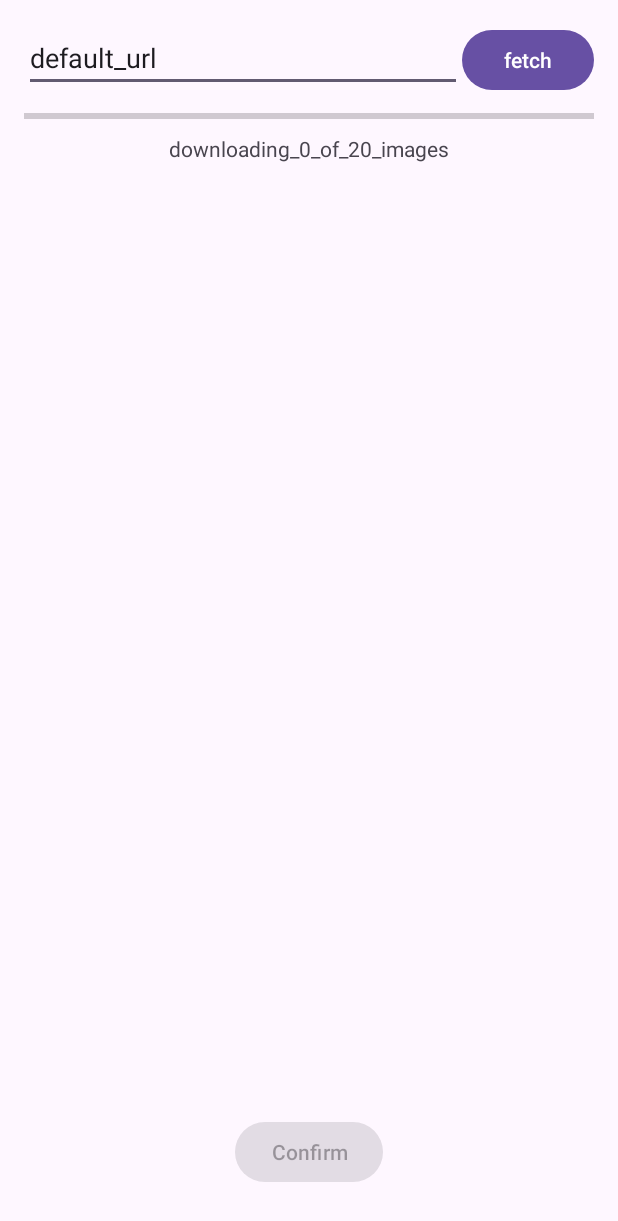
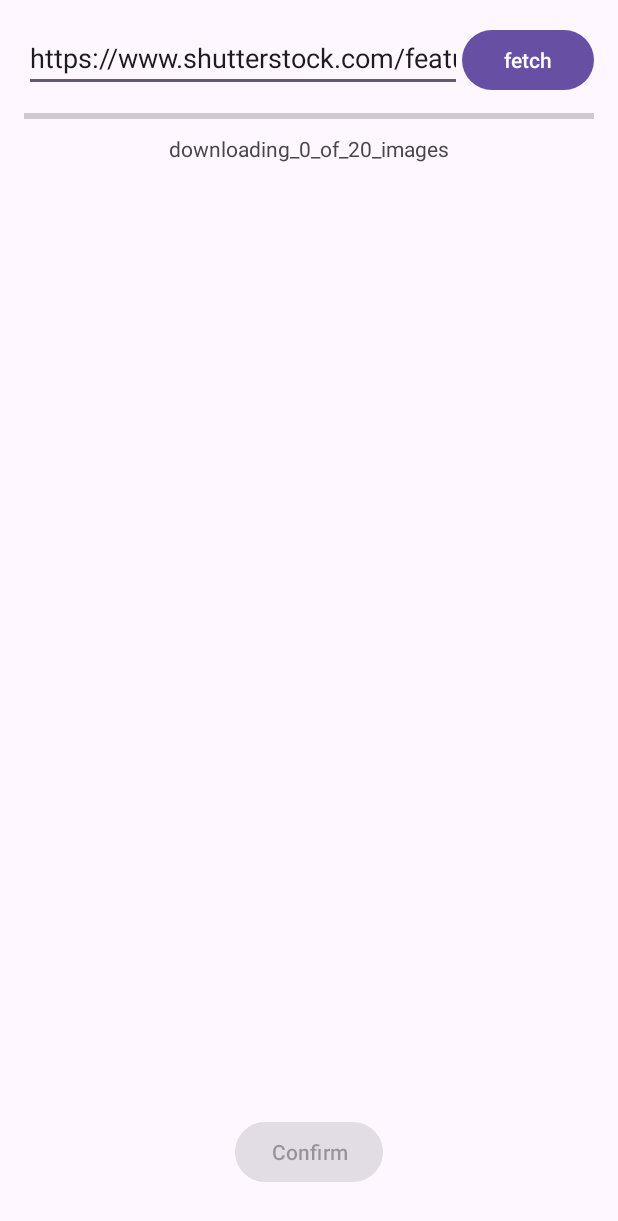
Before and after one commit to Zzzhiye/AndroidCA, an Android app: the FetchActivity screen opened directly, with no data from a screen before it, on a phone screen of 412 x 824 dp. Shown: the top 1221 px of the screen. Run offline under Robolectric (Android 15) with nearby library versions, the phone set to English and light mode, and no system bars; pictures from the network do not load.

Commit message:
Set Default fetch url

```diff
--- a/app/src/main/res/layout/activity_fetch.xml
+++ b/app/src/main/res/layout/activity_fetch.xml
@@ -10,9 +10,8 @@
         android:id="@+id/urlEditText"
         android:layout_width="0dp"
         android:layout_height="wrap_content"
-        android:hint="enter_url"
+        android:hint="@string/enter_url"
         android:inputType="textUri"
-        android:text="default_url"
         app:layout_constraintEnd_toStartOf="@+id/fetchButton"
         app:layout_constraintStart_toStartOf="parent"
         app:layout_constraintTop_toTopOf="parent" />
--- a/app/src/main/res/values/strings.xml
+++ b/app/src/main/res/values/strings.xml
@@ -1,7 +1,7 @@
 <resources>
     <string name="app_name">AndroidCA</string>
     <string name="enter_url">Enter URL</string>
-    <string name="default_url">https://stocksnap.io</string>
+    <string name="default_url">https://www.shutterstock.com/featured-collections/winter-chill-324595760</string>
     <string name="fetch">Fetch</string>
     <string name="downloading_0_of_20_images">Downloading 0 of 20 images...</string>
     <string name="downloading_d_of_20_images">Downloading %d of 20 images...</string>
```
Also changed, not shown: app/src/main/java/com/example/androidca/FetchActivity.kt (+9 -6 lines).
